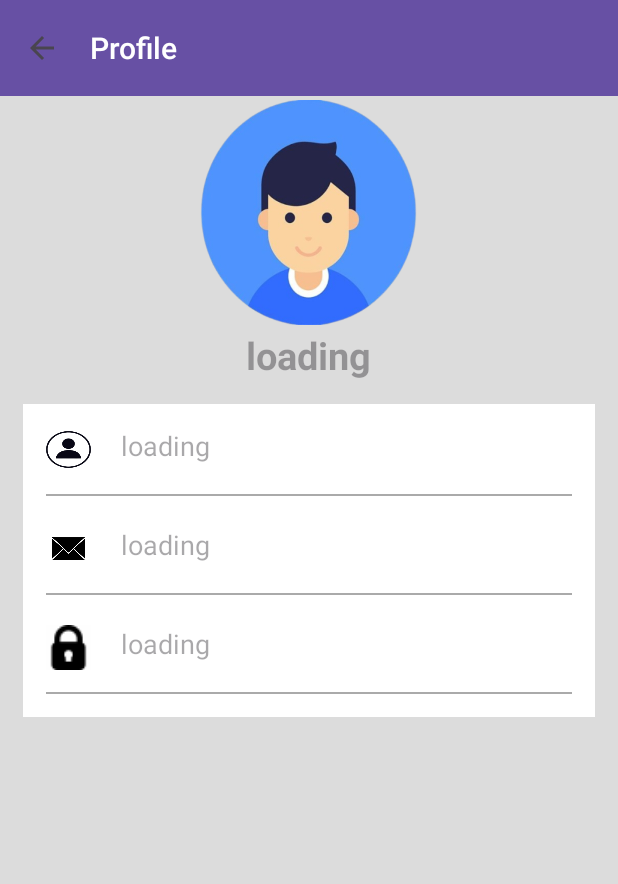
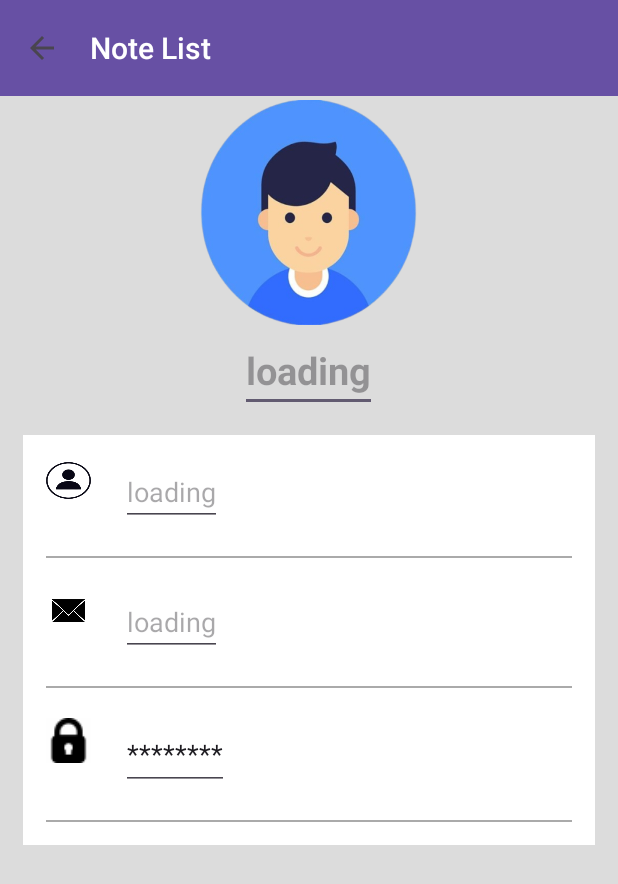
Before and after one commit to KeoYinyong/MobileSurveyproject, an Android app: the Profile screen opened directly, with no data from a screen before it, on a phone screen of 412 x 824 dp. Shown: the top 884 px of the screen. Run offline under Robolectric (Android 15) with nearby library versions, the phone set to English and light mode, and no system bars; our stand-ins replace Firebase (no records; nobody signed in at launch, a user with empty details on screens opened directly).

Commit message:
view profile

```diff
--- a/app/src/main/java/com/yong/Student/NoteList.java
+++ b/app/src/main/java/com/yong/Student/NoteList.java
@@ -38,7 +38,7 @@ public class NoteList extends AppCompatActivity {
         setContentView(R.layout.activity_note_list);
 
         Toolbar toolbar = findViewById(R.id.toolbar);
-        toolbar.setTitle("Survey");
+        toolbar.setTitle("Note List");
         setSupportActionBar(toolbar);
 
         ActionBar actionBar = getSupportActionBar();
--- a/app/src/main/java/com/yong/Student/Profile.java
+++ b/app/src/main/java/com/yong/Student/Profile.java
@@ -1,33 +1,23 @@
 package com.yong.Student;
 
-import androidx.annotation.NonNull;
+import android.os.Bundle;
+import android.view.MenuItem;
+import android.view.View;
+import android.widget.EditText;
+import android.widget.ProgressBar;
+import android.widget.Toast;
+
 import androidx.appcompat.app.ActionBar;
 import androidx.appcompat.app.AppCompatActivity;
 import androidx.appcompat.widget.Toolbar;
 
-import android.os.Bundle;
-import android.view.MenuItem;
-import android.view.View;
-import android.widget.ImageView;
-import android.widget.ProgressBar;
-import android.widget.TextView;
-import android.widget.Toast;
-
 import com.google.firebase.auth.FirebaseAuth;
 import com.google.firebase.auth.FirebaseUser;
-import com.google.firebase.database.DataSnapshot;
-import com.google.firebase.database.DatabaseError;
-import com.google.firebase.database.DatabaseReference;
-import com.google.firebase.database.FirebaseDatabase;
-import com.google.firebase.database.ValueEventListener;
 
 public class Profile extends AppCompatActivity {
-    private TextView textName;
-    private TextView textEmail;
-    private ProgressBar processB;
 
-    private FirebaseAuth authProfile;
-
+    private EditText textName, textEmail, textPassword;
+    private ProgressBar progressBar;
 
     @Override
     protected void onCreate(Bundle savedInstanceState) {
@@ -35,7 +25,7 @@ public class Profile extends AppCompatActivity {
         setContentView(R.layout.activity_profile);
 
         Toolbar toolbar = findViewById(R.id.toolbar);
-        toolbar.setTitle("Profile");
+        toolbar.setTitle("Note List");
         setSupportActionBar(toolbar);
 
         ActionBar actionBar = getSupportActionBar();
@@ -44,20 +34,37 @@ public class Profile extends AppCompatActivity {
 
         }
 
-
+        // Initialize views
         textName = findViewById(R.id.textview_name);
         textEmail = findViewById(R.id.textview_email);
-        processB = findViewById(R.id.progressBar);
+        textPassword = findViewById(R.id.textview_password);
+        progressBar = findViewById(R.id.progressBar);
 
-        authProfile = FirebaseAuth.getInstance();
-        FirebaseUser firebaseUser = authProfile.getCurrentUser();
+        // Fetch and display user profile data
+        fetchUserProfile();
+    }
 
-        if (firebaseUser == null) {
-            // Handle the case where user is not logged in
-            Toast.makeText(Profile.this, "User not logged in!", Toast.LENGTH_SHORT).show();
+    // Inside fetchUserProfile() method in Profile activity
+    private void fetchUserProfile() {
+        FirebaseUser user = FirebaseAuth.getInstance().getCurrentUser();
+
+        if (user != null) {
+            // Fetch user profile data from Firebase or any other source
+            String name = user.getDisplayName(); // Retrieve the display name (username)
+            String email = user.getEmail();
+
+            // Set the retrieved data to EditText fields
+            textName.setText(name); // Set the username to the EditText field for name
+            textEmail.setText(email);
+            // You may choose not to display password for security reasons
+            textPassword.setText("********"); // Dummy password placeholder
+
+            // Hide progress bar once data is loaded
+            progressBar.setVisibility(View.GONE);
         } else {
-            processB.setVisibility(View.VISIBLE);
-            showUserProfile(firebaseUser);
+            // Handle case when user is not logged in
+            Toast.makeText(this, "User not logged in", Toast.LENGTH_SHORT).show();
+            finish(); // Close this activity if user is not logged in
         }
     }
 
@@ -72,38 +79,8 @@ public class Profile extends AppCompatActivity {
             onBackPressed(); // This will simulate the back button press
             return true;
         }
-
         return super.onOptionsItemSelected(item);
     }
 
 
-    private void showUserProfile(FirebaseUser firebaseUser) {
-        String userId = firebaseUser.getUid();
-
-        DatabaseReference referenceProfile = FirebaseDatabase.getInstance().getReference("Registered User");
-        referenceProfile.child(userId).addListenerForSingleValueEvent(new ValueEventListener() {
-            @Override
-            public void onDataChange(@NonNull DataSnapshot dataSnapshot) {
-                if (dataSnapshot.exists()) {
-                    UserDetails userDetails = dataSnapshot.getValue(UserDetails.class);
-                    if (userDetails != null) {
-                        String userName = userDetails.getName();
-//                        String email = userDetails.getEmail();
-
-                        textName.setText(userName);
-//                        textEmail.setText(email);
-                    }
-                } else {
-                    Toast.makeText(Profile.this, "User data not found!", Toast.LENGTH_SHORT).show();
-                }
-                processB.setVisibility(View.GONE);
-            }
-
-            @Override
-            public void onCancelled(@NonNull DatabaseError databaseError) {
-                Toast.makeText(Profile.this, "Database error: " + databaseError.getMessage(), Toast.LENGTH_SHORT).show();
-                processB.setVisibility(View.GONE);
-            }
-        });
-    }
 }
--- a/app/src/main/res/layout/activity_profile.xml
+++ b/app/src/main/res/layout/activity_profile.xml
@@ -34,7 +34,7 @@
             android:layout_width="match_parent"
             android:layout_height="wrap_content">
 
-            <TextView
+            <EditText
                 android:id="@+id/text_name"
                 android:layout_width="wrap_content"
                 android:layout_height="wrap_content"
@@ -58,7 +58,7 @@
                 android:layout_height="30dp"
                 android:background="@mipmap/img" />
 
-            <TextView
+            <EditText
                 android:id="@+id/textview_name"
                 android:layout_width="wrap_content"
                 android:layout_height="wrap_content"
@@ -83,7 +83,7 @@
                 android:layout_marginTop="20dp"
                 android:background="@mipmap/sms" />
 
-            <TextView
+            <EditText
                 android:id="@+id/textview_email"
                 android:layout_width="wrap_content"
                 android:layout_height="wrap_content"
@@ -110,7 +110,7 @@
                 android:layout_marginTop="20dp"
                 android:background="@mipmap/pass" />
 
-            <TextView
+            <EditText
                 android:id="@+id/textview_password"
                 android:layout_width="wrap_content"
                 android:layout_height="wrap_content"
@@ -118,6 +118,7 @@
                 android:layout_marginStart="50dp"
                 android:layout_marginTop="20dp"
                 android:hint="loading"
+                android:minHeight="48dp"
                 android:textSize="18sp" />
 
             <View
```
Also changed, not shown: app/src/main/java/com/yong/Student/Login.java (+159 -73 lines), app/src/main/java/com/yong/Student/SignUp.java (+214 -82 lines), app/src/main/java/com/yong/Student/User.java (added, +17 -0 lines), app/src/main/java/com/yong/Student/UserDetails.java (deleted, +0 -19 lines).
